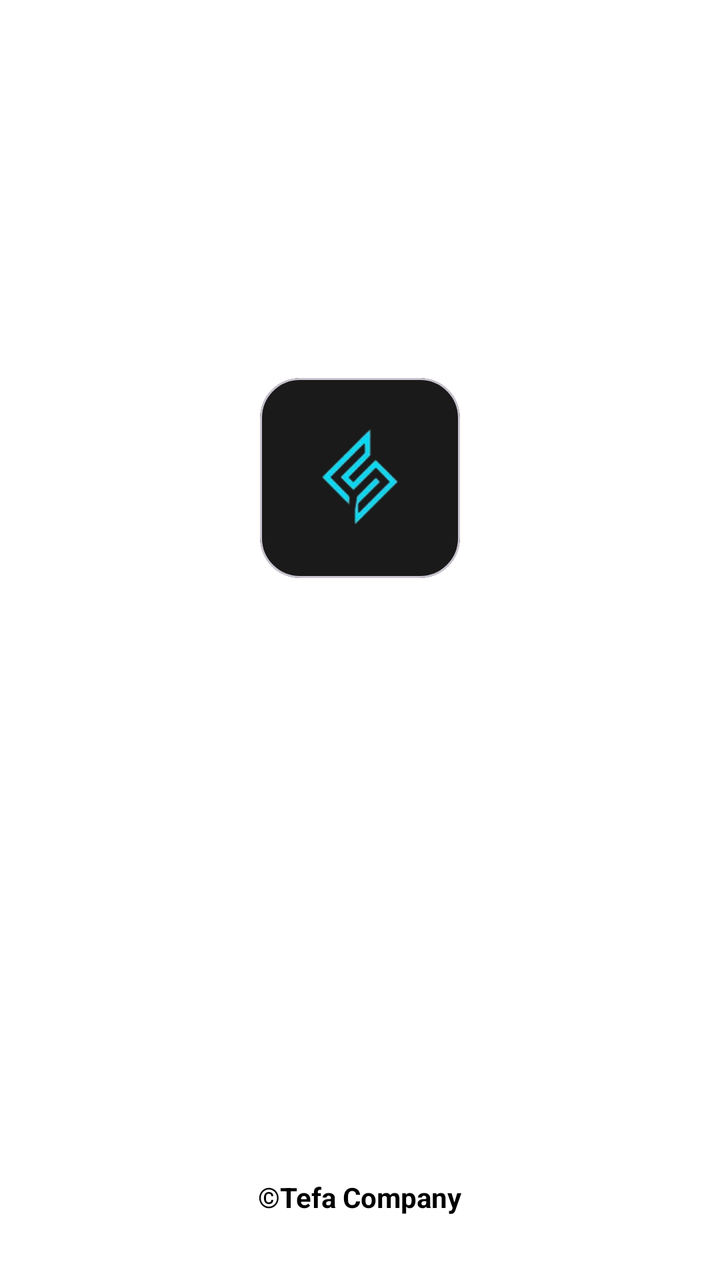
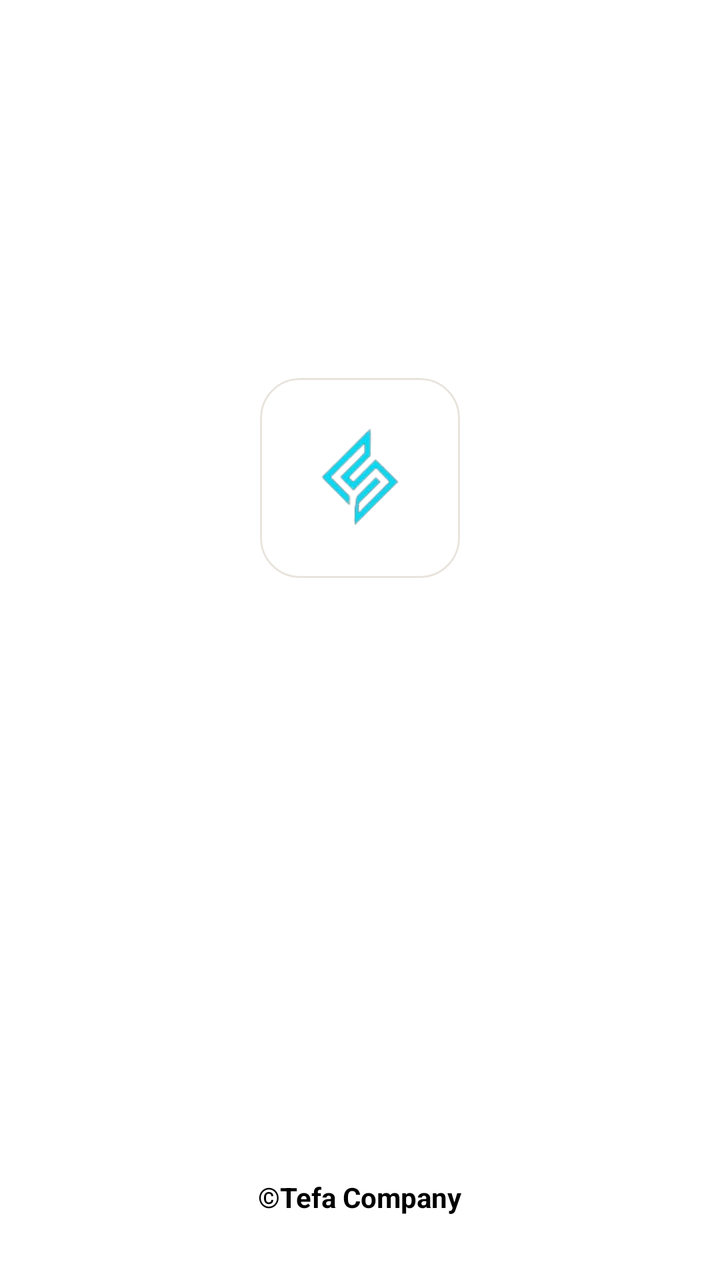

Screens rendered from an Android XML layout before and after an edit, with the pre-edit source and the edit as a unified diff.
<!-- AndroidManifest.xml: application theme Theme.BkNova -->
<!-- res/layout/activity_splash.xml -->
<?xml version="1.0" encoding="utf-8"?>
<androidx.constraintlayout.widget.ConstraintLayout xmlns:android="http://schemas.android.com/apk/res/android"
    xmlns:app="http://schemas.android.com/apk/res-auto"
    xmlns:tools="http://schemas.android.com/tools"
    android:layout_width="match_parent"
    android:layout_height="match_parent"
    android:background="@android:color/white">

    
    <com.google.android.material.card.MaterialCardView
        android:id="@+id/logo_container"
        android:layout_width="100dp"
        android:layout_height="100dp"
        app:cardBackgroundColor="#1A1A1A"
        app:cardCornerRadius="20dp"
        app:layout_constraintBottom_toBottomOf="parent"
        app:layout_constraintEnd_toEndOf="parent"
        app:layout_constraintStart_toStartOf="parent"
        app:layout_constraintTop_toTopOf="parent"
        app:layout_constraintVertical_bias="0.35">

        <ImageView
            android:id="@+id/logo"
            android:layout_width="80dp"
            android:layout_height="80dp"
            android:layout_gravity="center"
            android:src="@drawable/logo"
            tools:ignore="ContentDescription" />

    </com.google.android.material.card.MaterialCardView>



    
    <TextView
        android:layout_width="wrap_content"
        android:layout_height="wrap_content"
        android:layout_marginBottom="32dp"
        android:text="©Tefa Company"
        android:textColor="@android:color/black"
        android:textStyle="bold"
        app:layout_constraintBottom_toBottomOf="parent"
        app:layout_constraintEnd_toEndOf="parent"
        app:layout_constraintStart_toStartOf="parent" />

</androidx.constraintlayout.widget.ConstraintLayout>
<!-- resources referenced by this layout -->
<resources>
  <!-- drawable logo: png bitmap (drawable, 9816 bytes) -->
  <style name="Theme.BkNova" parent="Base.Theme.BkNova" />
  <style name="Base.Theme.BkNova" parent="Theme.Material3.Light.NoActionBar">
          
          
          <item name="android:windowBackground">@color/white</item>
      </style>
  <color name="white">#FFFFFFFF</color>
</resources>

<!-- the commit's change to res/layout/activity_splash.xml (unified diff, before → after) -->
@@ -11,7 +11,7 @@
         android:id="@+id/logo_container"
         android:layout_width="100dp"
         android:layout_height="100dp"
-        app:cardBackgroundColor="#1A1A1A"
+        app:cardBackgroundColor="#FFFFFF"
         app:cardCornerRadius="20dp"
         app:layout_constraintBottom_toBottomOf="parent"
         app:layout_constraintEnd_toEndOf="parent"
<!-- resource entries referenced after the edit -->
@@ -3,10 +3,59 @@
   <!-- drawable logo: png bitmap (drawable, 9816 bytes) -->
   <style name="Theme.BkNova" parent="Base.Theme.BkNova" />
   <style name="Base.Theme.BkNova" parent="Theme.Material3.Light.NoActionBar">
+  
           
+          <item name="colorPrimary">@color/brand_primary</item>
+          <item name="colorOnPrimary">@color/white</item>
+          <item name="colorPrimaryContainer">@color/brand_soft</item>
+          <item name="colorOnPrimaryContainer">@color/text_color_primary</item>
+  
+          <item name="colorSecondary">@color/accent_pink</item>
           
-          <item name="android:windowBackground">@color/white</item>
+          <item name="colorOnSecondary">@color/text_color_primary</item>
+          <item name="colorSecondaryContainer">@color/accent_pink_soft</item>
+          <item name="colorOnSecondaryContainer">@color/text_color_primary</item>
+  
+          <item name="colorTertiary">@color/accent_peach</item>
+          <item name="colorOnTertiary">@color/text_color_primary</item>
+          <item name="colorTertiaryContainer">@color/accent_peach_soft</item>
+          <item name="colorOnTertiaryContainer">@color/text_color_primary</item>
+  
+          <item name="colorSurface">@color/white</item>
+          <item name="colorOnSurface">@color/text_color_primary</item>
+          <item name="colorSurfaceVariant">@color/background_cream</item>
+          <item name="colorOnSurfaceVariant">@color/text_color_secondary</item>
+          <item name="android:colorBackground">@color/background_cream</item>
+          <item name="colorOnBackground">@color/text_color_primary</item>
+  
+          <item name="colorOutline">@color/divider_color</item>
+          <item name="colorOutlineVariant">@color/divider_color</item>
+  
+          <item name="colorError">@color/red_text</item>
+          <item name="colorOnError">@color/white</item>
+          <item name="colorErrorContainer">@color/red_light</item>
+          <item name="colorOnErrorContainer">@color/red_text</item>
+  
+          <item name="android:windowBackground">@color/background_cream</item>
+  
+          
+          <item name="android:statusBarColor">@color/white</item>
+          <item name="android:windowLightStatusBar">true</item>
+          <item name="android:navigationBarColor">@color/white</item>
+          <item name="android:windowLightNavigationBar" tools:targetApi="o_mr1">true</item>
       </style>
+  <color name="brand_primary">#8333EA</color>
   <color name="white">#FFFFFFFF</color>
+  <color name="brand_soft">#F0E6FC</color>
+  <color name="text_color_primary">#2A1E33</color>
+  <color name="accent_pink">#FF7FAF</color>
+  <color name="accent_pink_soft">#FFECF3</color>
+  <color name="accent_peach">#FFC6BF</color>
+  <color name="accent_peach_soft">#FFE8E5</color>
+  <color name="background_cream">#F8F7F2</color>
+  <color name="text_color_secondary">#6B5E75</color>
+  <color name="divider_color">#E8E3DC</color>
+  <color name="red_text">#DC2626</color>
+  <color name="red_light">#FEE2E2</color>
 </resources>
 
